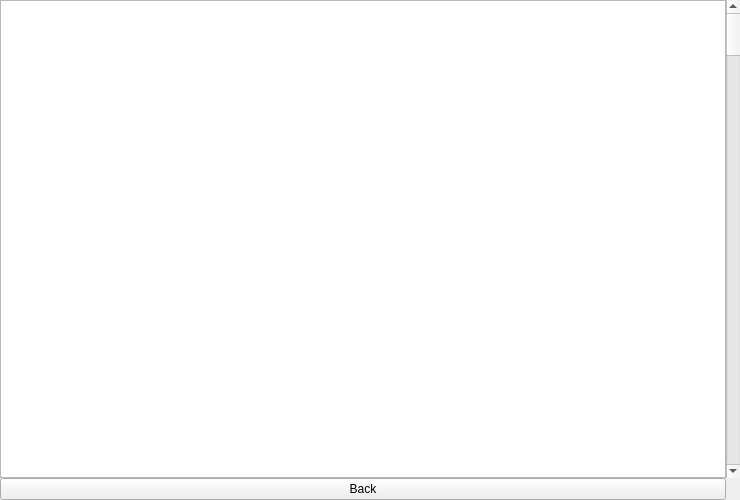
Qt form menus/books_menu/books_menu.ui (JoaoCarlosNascimento/HandSignLanguage) before a commit.
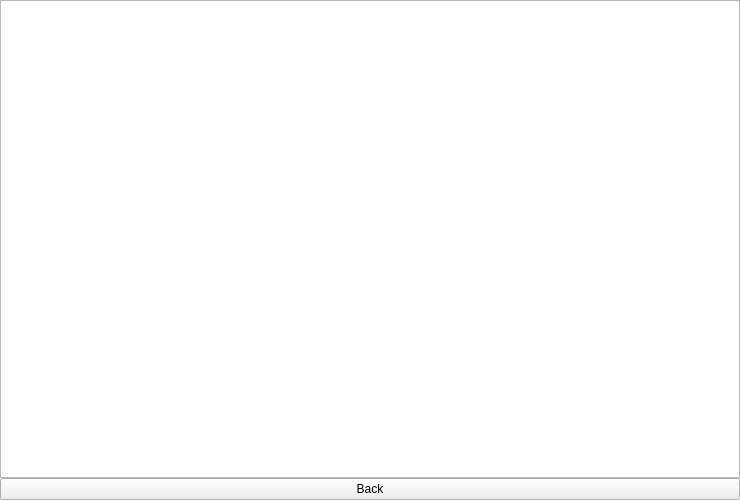
The same form after that commit.

```diff
--- a/menus/books_menu/books_menu.ui
+++ b/menus/books_menu/books_menu.ui
@@ -39,13 +39,6 @@
      </property>
     </widget>
    </item>
-   <item row="0" column="1">
-    <widget class="QScrollBar" name="verticalScrollBar">
-     <property name="orientation">
-      <enum>Qt::Vertical</enum>
-     </property>
-    </widget>
-   </item>
    <item row="0" column="0">
     <widget class="QListWidget" name="listWidget">
      <property name="editTriggers">
```
Left out of the diff: 1 changed line with no effect on the pictures.
